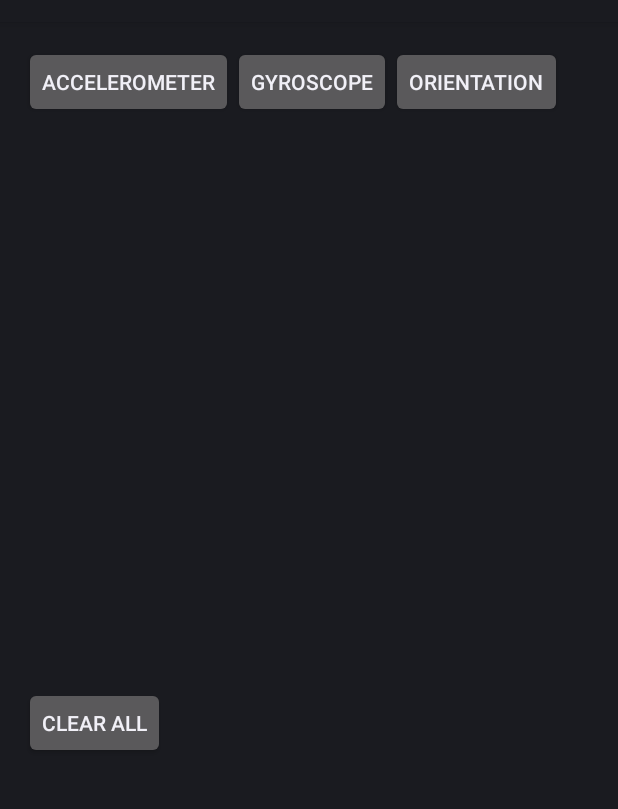
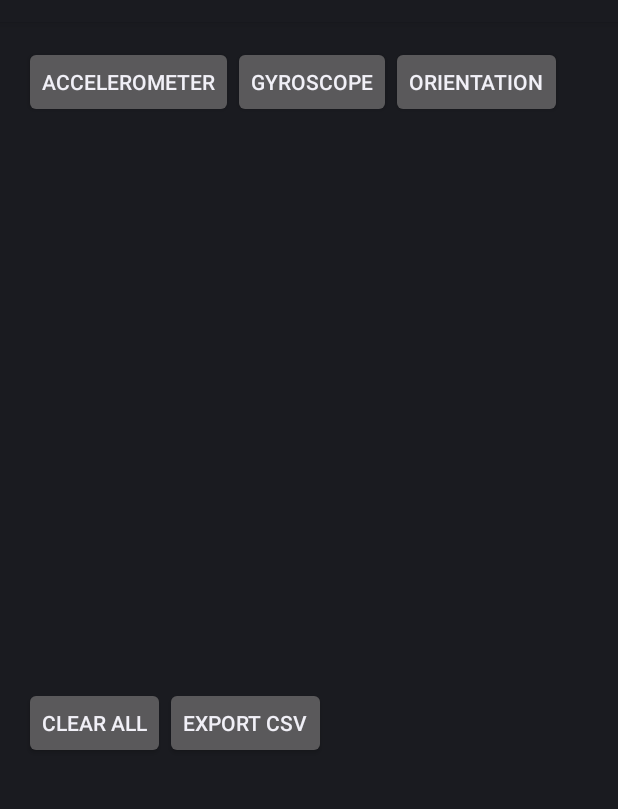
Before and after one commit to NoNameGuy/ProjectoFinal, an Android app: the ViewData screen opened directly, with no data from a screen before it, on a phone screen of 412 x 824 dp, the part 62-871 px from its top. Run offline under Robolectric (Android 15) with nearby library versions, the phone set to English and light mode, and no system bars.

Commit message:
Export CSV

```diff
--- a/myo-android-sdk-0.10.0/Projecto/samples/Projecto/src/main/res/layout/activity_view_data.xml
+++ b/myo-android-sdk-0.10.0/Projecto/samples/Projecto/src/main/res/layout/activity_view_data.xml
@@ -48,11 +48,26 @@
             android:layout_height="379dp"
             android:id="@+id/listView" />
 
-        <Button
-            android:layout_width="wrap_content"
+        <LinearLayout
+            android:orientation="horizontal"
+            android:layout_width="match_parent"
             android:layout_height="wrap_content"
-            android:text="Clear All"
-            android:id="@+id/btnClearAll"
-            android:onClick="clearAll" />
+            android:layout_gravity="center_horizontal">
+
+            <Button
+                android:layout_width="wrap_content"
+                android:layout_height="wrap_content"
+                android:text="Clear All"
+                android:id="@+id/btnClearAll"
+                android:onClick="clearAll" />
+
+            <Button
+                android:layout_width="wrap_content"
+                android:layout_height="wrap_content"
+                android:text="Export CSV"
+                android:id="@+id/btnExportCSV"
+                android:onClick="exportCSV" />
+        </LinearLayout>
+
     </LinearLayout>
 </RelativeLayout>
```
Also changed, not shown: myo-android-sdk-0.10.0/Projecto/samples/Projecto/src/main/java/com/thalmic/android/sample/helloworld/ViewData.java (+102 -2 lines), myo-android-sdk-0.10.0/Projecto/samples/Projecto/src/main/java/database/DbAdapter.java (deleted, +0 -57 lines), myo-android-sdk-0.10.0/Projecto/samples/Projecto/src/main/java/database/DbHelper.java (+1 -6 lines).
